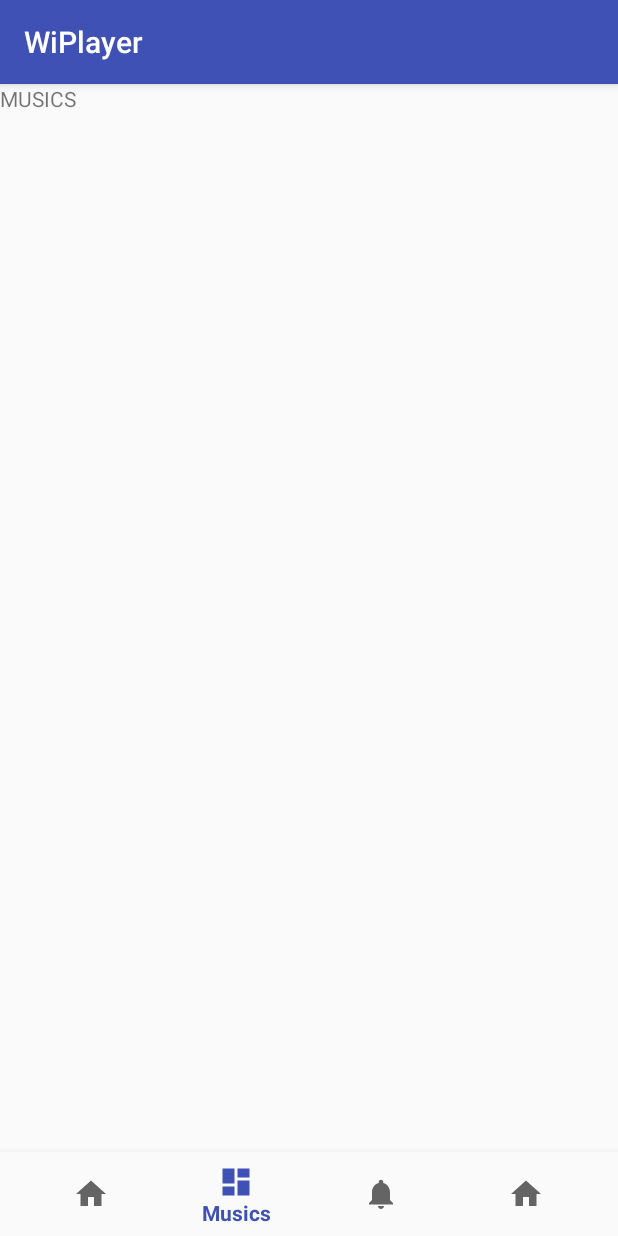
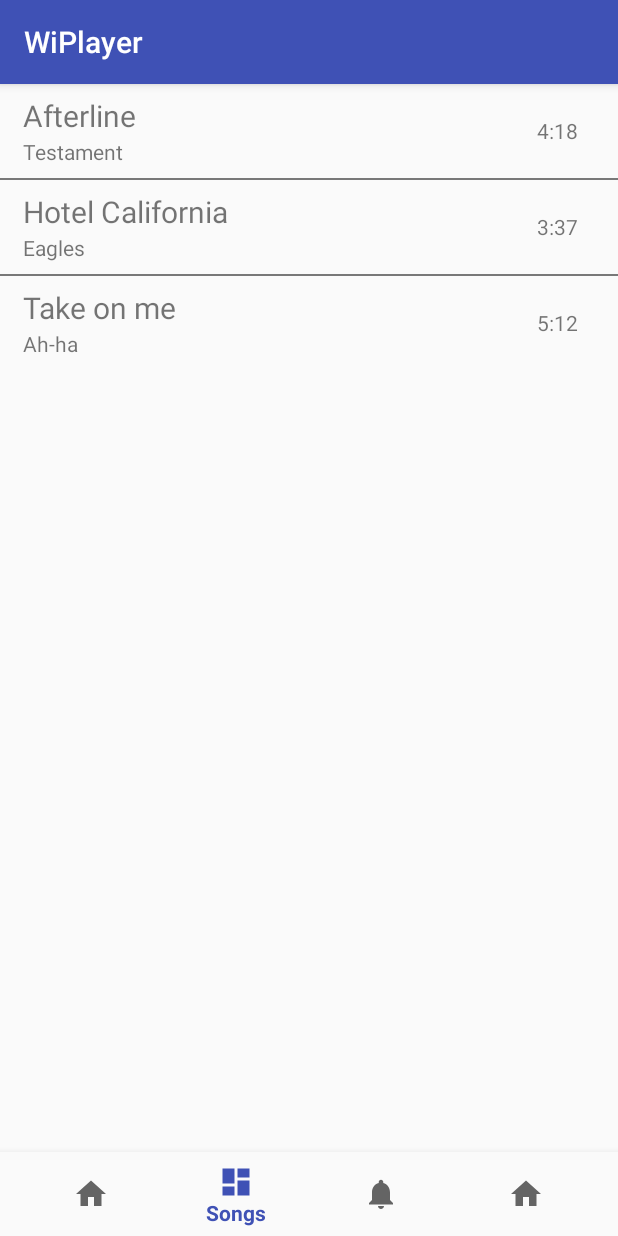
Before and after one commit to mathnogueira/android, an Android app: the screen it shows after launch (MainActivity), item 2 of the bottom bar chosen, on a phone screen of 412 x 824 dp. Run offline under Robolectric (Android 15) with nearby library versions, the phone set to English and light mode, and no system bars; our stand-ins replace ButterKnife.

Commit message:
Adiciona lista de musicas

```diff
--- a/app/src/main/java/pink/dcc/ufla/br/wiplayer/activities/MainActivity.java
+++ b/app/src/main/java/pink/dcc/ufla/br/wiplayer/activities/MainActivity.java
@@ -4,13 +4,12 @@
 import android.support.annotation.NonNull;
 import android.support.design.widget.BottomNavigationView;
 import android.support.v7.app.AppCompatActivity;
-import android.util.Log;
 import android.view.MenuItem;
 
 import pink.dcc.ufla.br.wiplayer.actions.MainActions;
 import pink.dcc.ufla.br.wiplayer.fragments.DevicesFragment;
 import pink.dcc.ufla.br.wiplayer.fragments.HomeFragment;
-import pink.dcc.ufla.br.wiplayer.fragments.MusicsFragment;
+import pink.dcc.ufla.br.wiplayer.fragments.SongsFragment;
 import pink.dcc.ufla.br.wiplayer.utils.FragmentReplacer;
 import pink.dcc.ufla.br.wiplayer.R;
 
@@ -33,7 +32,7 @@
         fragmentReplacer = new FragmentReplacer(getSupportFragmentManager(), R.id.fragment_content);
 
         fragmentReplacer.replaceOn(MainActions.NAVIGATE_HOME, new HomeFragment());
-        fragmentReplacer.replaceOn(MainActions.NAVIGATE_MUSIC, new MusicsFragment());
+        fragmentReplacer.replaceOn(MainActions.NAVIGATE_MUSIC, new SongsFragment());
         fragmentReplacer.replaceOn(MainActions.NAVIGATE_DEVICES, new DevicesFragment());
         fragmentReplacer.replaceOn(MainActions.NAVIGATE_GROUPS, new HomeFragment());
 
--- /dev/null
+++ b/app/src/main/java/pink/dcc/ufla/br/wiplayer/adapters/SongAdapter.java
@@ -0,0 +1,56 @@
+package pink.dcc.ufla.br.wiplayer.adapters;
+
+import android.app.Activity;
+import android.content.Context;
+import android.view.LayoutInflater;
+import android.view.View;
+import android.view.ViewGroup;
+import android.widget.BaseAdapter;
+import android.widget.TextView;
+
+import java.util.List;
+
+import pink.dcc.ufla.br.wiplayer.R;
+import pink.dcc.ufla.br.wiplayer.models.Song;
+import pink.dcc.ufla.br.wiplayer.utils.TimeUtils;
+
+public class SongAdapter extends BaseAdapter {
+
+    private List<Song> songList;
+    private LayoutInflater inflater;
+
+    public SongAdapter(Activity activity, List<Song> songs) {
+        songList = songs;
+        inflater = (LayoutInflater) activity.getSystemService(Context.LAYOUT_INFLATER_SERVICE);
+    }
+
+    @Override
+    public int getCount() {
+        return songList.size();
+    }
+
+    @Override
+    public Object getItem(int i) {
+        return songList.get(i);
+    }
+
+    @Override
+    public long getItemId(int i) {
+        return i;
+    }
+
+    @Override
+    public View getView(int i, View view, ViewGroup viewGroup) {
+        Song song = songList.get(i);
+        View row = inflater.inflate(R.layout.layout_song_list, viewGroup, false);
+        TextView songNameContainer = (TextView) row.findViewById(R.id.song_name);
+        TextView artistNameContainer = (TextView) row.findViewById(R.id.artist_name);
+        TextView songDurationContainer = (TextView) row.findViewById(R.id.song_duration);
+
+        songNameContainer.setText(song.getName());
+        artistNameContainer.setText(song.getAuthor());
+        songDurationContainer.setText(TimeUtils.formatTime(song.getDuration()));
+
+        return row;
+    }
+}
--- a/app/src/main/java/pink/dcc/ufla/br/wiplayer/fragments/DevicesFragment.java
+++ b/app/src/main/java/pink/dcc/ufla/br/wiplayer/fragments/DevicesFragment.java
@@ -89,7 +89,7 @@
 
     @OnItemClick(R.id.list_unnamed_devices)
     public void onClickUnnamedDevice(AdapterView<?> parent, int position) {
-        InputDialog dialog = new InputDialog("Blah", getActivity())
+        InputDialog dialog = new InputDialog("Give a name to the device", getActivity())
                 .setPositiveAnswerListener(answer -> {
                     Device deviceToRename = presenter.getUnnamedDevices().get(position);
                     presenter.renameDevice(deviceToRename, answer);
--- a/app/src/main/java/pink/dcc/ufla/br/wiplayer/fragments/MusicsFragment.java
+++ /dev/null
@@ -1,22 +0,0 @@
-package pink.dcc.ufla.br.wiplayer.fragments;
-
-import android.os.Bundle;
-import android.support.v4.app.Fragment;
-import android.view.LayoutInflater;
-import android.view.View;
-import android.view.ViewGroup;
-
-import butterknife.ButterKnife;
-import pink.dcc.ufla.br.wiplayer.R;
-
-public class MusicsFragment extends Fragment {
-
-    @Override
-    public View onCreateView(LayoutInflater inflater, ViewGroup containers, Bundle bundle) {
-        View view = inflater.inflate(R.layout.fragment_musics, containers, false);
-
-        ButterKnife.bind(this, view);
-
-        return view;
-    }
-}
--- /dev/null
+++ b/app/src/main/java/pink/dcc/ufla/br/wiplayer/fragments/SongsFragment.java
@@ -0,0 +1,47 @@
+package pink.dcc.ufla.br.wiplayer.fragments;
+
+import android.os.Bundle;
+import android.support.v4.app.Fragment;
+import android.view.LayoutInflater;
+import android.view.View;
+import android.view.ViewGroup;
+import android.widget.ArrayAdapter;
+import android.widget.ListView;
+
+import java.util.ArrayList;
+import java.util.List;
+
+import butterknife.BindView;
+import butterknife.ButterKnife;
+import pink.dcc.ufla.br.wiplayer.R;
+import pink.dcc.ufla.br.wiplayer.adapters.SongAdapter;
+import pink.dcc.ufla.br.wiplayer.models.Song;
+import pink.dcc.ufla.br.wiplayer.presenters.SongsPresenter;
+
+public class SongsFragment extends Fragment {
+
+    @BindView(R.id.list_available_songs)
+    ListView songsListView;
+
+    private List<Song> songList;
+    private SongsPresenter presenter;
+
+    @Override
+    public View onCreateView(LayoutInflater inflater, ViewGroup containers, Bundle bundle) {
+        View view = inflater.inflate(R.layout.fragment_songs, containers, false);
+
+        presenter = new SongsPresenter();
+
+        ButterKnife.bind(this, view);
+        songList = presenter.getSongs();
+
+        setupSongList();
+
+        return view;
+    }
+
+    private void setupSongList() {
+        SongAdapter adapter = new SongAdapter(getActivity(), songList);
+        songsListView.setAdapter(adapter);
+    }
+}
--- /dev/null
+++ b/app/src/main/java/pink/dcc/ufla/br/wiplayer/models/Song.java
@@ -0,0 +1,38 @@
+package pink.dcc.ufla.br.wiplayer.models;
+
+public class Song {
+
+    private String name;
+    private String author;
+    private int duration;
+
+    public Song(String name, String author, int duration) {
+        this.name = name;
+        this.author = author;
+        this.duration = duration;
+    }
+
+    public String getName() {
+        return name;
+    }
+
+    public void setName(String name) {
+        this.name = name;
+    }
+
+    public String getAuthor() {
+        return author;
+    }
+
+    public void setAuthor(String author) {
+        this.author = author;
+    }
+
+    public int getDuration() {
+        return duration;
+    }
+
+    public void setDuration(int duration) {
+        this.duration = duration;
+    }
+}
--- /dev/null
+++ b/app/src/main/java/pink/dcc/ufla/br/wiplayer/presenters/SongsPresenter.java
@@ -0,0 +1,20 @@
+package pink.dcc.ufla.br.wiplayer.presenters;
+
+import java.util.ArrayList;
+import java.util.List;
+
+import pink.dcc.ufla.br.wiplayer.models.Song;
+
+public class SongsPresenter {
+
+    public List<Song> getSongs() {
+        List<Song> songs = new ArrayList<>();
+        songs.add(new Song("Afterline", "Testament", 258));
+        songs.add(new Song("Hotel California", "Eagles", 217));
+        songs.add(new Song("Take on me", "Ah-ha", 312));
+        return songs;
+    }
+
+
+
+}
--- /dev/null
+++ b/app/src/main/java/pink/dcc/ufla/br/wiplayer/utils/StringUtils.java
@@ -0,0 +1,27 @@
+package pink.dcc.ufla.br.wiplayer.utils;
+
+/**
+ * Created by aluno on 11/08/17.
+ */
+
+public class StringUtils {
+
+    /**
+     * Faz o padding de zeros à esquerda de um número e o retorna como string.
+     * @param number numero a ser convertido
+     * @param digits número de digitos que o resultado final deve conter
+     * @return string contendo o padding de zeros caso o número não tenha digitos o suficiente.
+     */
+    public static String padNumber(int number, int digits) {
+        String inputAsString = Integer.toString(number);
+        int inputNumberDigits = inputAsString.length();
+        int remainingDigits = digits - inputNumberDigits;
+        if (remainingDigits == 0) {
+            return inputAsString;
+        }
+        String padding = String.format("%0" + remainingDigits + "d", 0);
+
+        return padding + inputAsString;
+    }
+
+}
--- /dev/null
+++ b/app/src/main/java/pink/dcc/ufla/br/wiplayer/utils/TimeUtils.java
@@ -0,0 +1,11 @@
+package pink.dcc.ufla.br.wiplayer.utils;
+
+public class TimeUtils {
+
+    public static String formatTime(int duration) {
+        int minutes = duration / 60;
+        int seconds = duration % 60;
+
+        return minutes + ":" + StringUtils.padNumber(seconds, 2);
+    }
+}
--- a/app/src/main/java/pink/dcc/ufla/br/wiplayer/utils/windows/InputDialog.java
+++ b/app/src/main/java/pink/dcc/ufla/br/wiplayer/utils/windows/InputDialog.java
@@ -40,7 +40,7 @@
                         listener.onPositiveAnswer(answer);
                     }
                 })
-                .setNegativeButton("NO", (dialog, which) -> {
+                .setNegativeButton("CANCEL", (dialog, which) -> {
 
                 });
 
--- a/app/src/main/res/layout/fragment_musics.xml
+++ /dev/null
@@ -1,14 +0,0 @@
-<FrameLayout xmlns:android="http://schemas.android.com/apk/res/android"
-    xmlns:tools="http://schemas.android.com/tools"
-    android:layout_width="match_parent"
-    android:layout_height="match_parent"
-    tools:context=".fragments.HomeFragment">
-
-    <!-- TODO: Update blank fragment layout -->
-    <TextView
-        android:id="@+id/my_text"
-        android:layout_width="match_parent"
-        android:layout_height="match_parent"
-        android:text="MUSICS" />
-
-</FrameLayout>
--- /dev/null
+++ b/app/src/main/res/layout/fragment_songs.xml
@@ -0,0 +1,22 @@
+<FrameLayout xmlns:android="http://schemas.android.com/apk/res/android"
+    xmlns:tools="http://schemas.android.com/tools"
+    android:layout_width="match_parent"
+    android:layout_height="match_parent"
+    tools:context=".fragments.HomeFragment">
+
+    <LinearLayout
+        android:layout_width="match_parent"
+        android:layout_height="match_parent">
+
+        <ListView
+            android:id="@+id/list_available_songs"
+            android:layout_width="match_parent"
+            android:layout_height="wrap_content"
+            android:divider="@color/colorListDivider"
+            android:dividerHeight="1dp">
+
+        </ListView>
+
+    </LinearLayout>
+
+</FrameLayout>
--- /dev/null
+++ b/app/src/main/res/layout/layout_song_list.xml
@@ -0,0 +1,43 @@
+<?xml version="1.0" encoding="utf-8"?>
+<LinearLayout xmlns:android="http://schemas.android.com/apk/res/android"
+    android:orientation="vertical" android:layout_width="match_parent"
+    android:layout_height="match_parent">
+
+    <LinearLayout
+        android:layout_width="match_parent"
+        android:layout_height="wrap_content"
+        android:orientation="horizontal">
+
+        <LinearLayout
+            android:layout_width="wrap_content"
+            android:layout_height="wrap_content"
+            android:orientation="vertical">
+
+            <TextView
+                android:id="@+id/song_name"
+                android:layout_width="300dp"
+                android:layout_height="35dp"
+                android:paddingLeft="15dp"
+                android:paddingTop="7dp"
+                android:textSize="20sp" />
+
+            <TextView
+                android:id="@+id/artist_name"
+                android:layout_width="300dp"
+                android:layout_height="27dp"
+                android:paddingLeft="15dp" />
+
+        </LinearLayout>
+
+        <TextView
+            android:id="@+id/song_duration"
+            android:layout_width="85dp"
+            android:layout_height="62dp"
+            android:gravity="center_vertical|end" />
+
+    </LinearLayout>
+
+
+
+
+</LinearLayout>
--- a/app/src/main/res/menu/navigation.xml
+++ b/app/src/main/res/menu/navigation.xml
@@ -9,7 +9,7 @@
     <item
         android:id="@+id/navigation_music"
         android:icon="@drawable/ic_dashboard_black_24dp"
-        android:title="@string/title_musics" />
+        android:title="@string/title_songs" />
 
     <item
         android:id="@+id/navigation_devices"
--- a/app/src/main/res/values/colors.xml
+++ b/app/src/main/res/values/colors.xml
@@ -3,4 +3,6 @@
     <color name="colorPrimary">#3F51B5</color>
     <color name="colorPrimaryDark">#303F9F</color>
     <color name="colorAccent">#FF4081</color>
+
+    <color name="colorListDivider">#787878</color>
 </resources>
--- a/app/src/main/res/values/strings.xml
+++ b/app/src/main/res/values/strings.xml
@@ -1,7 +1,7 @@
 <resources>
     <string name="app_name">WiPlayer</string>
     <string name="title_home">Home</string>
-    <string name="title_musics">Musics</string>
+    <string name="title_songs">Songs</string>
     <string name="title_devices">Devices</string>
 
     <!-- TODO: Remove or change this placeholder text -->
```
